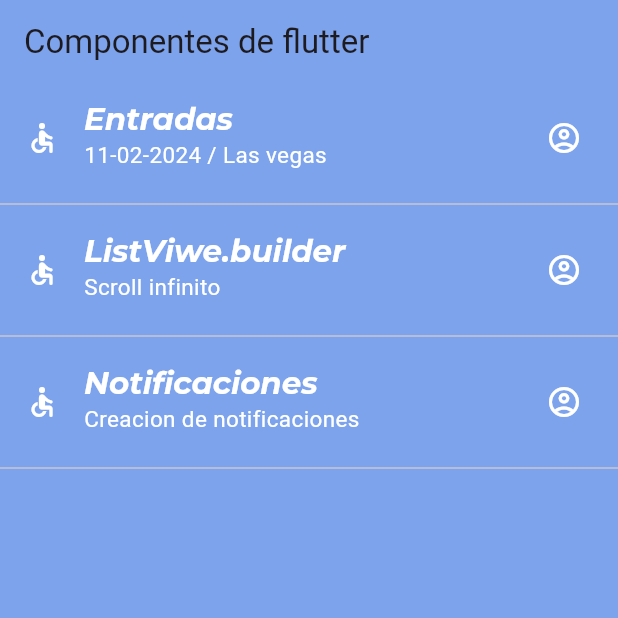
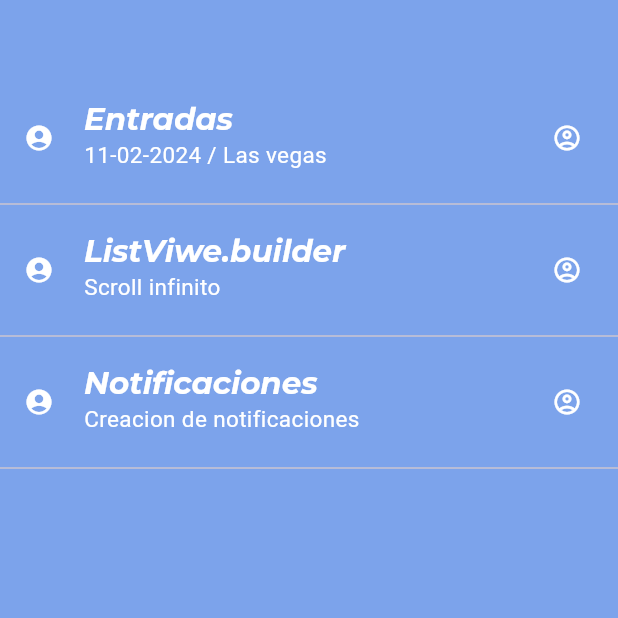
Before and after one commit to SuperExe404/componentes_flutter, a Flutter app: the screen it shows after launch, on a phone screen of 412 x 824 dp, the top half of it. Run offline on Flutter 3.47's test engine with Material 3 defaults, Android fonts, the phone set to English and light mode, and no system bars; our stand-ins replace google_fonts; Roboto replaces fonts that are missing (Abel, Acme).

```diff
--- a/lib/screens/home_screen.dart
+++ b/lib/screens/home_screen.dart
@@ -16,8 +16,10 @@ class HomeScreen extends StatelessWidget {
       body: ListView(
         children:[
           ListTile(
-            leading: const Icon(Icons.accessible_rounded,
-              color: AppTheme.chemaColor
+           leading: IconTheme(
+              data: AppTheme.lightTheme.iconTheme,
+              child: const Icon(Icons.account_circle
+              ),
             ),
             title: Text('Entradas',
               style: Theme.of(context).textTheme.headlineLarge,
@@ -37,8 +39,10 @@ class HomeScreen extends StatelessWidget {
           ),
           const Divider(),
           ListTile(
-            leading: const Icon(Icons.accessible_rounded,
-              color: AppTheme.chemaColor
+            leading: IconTheme(
+              data: AppTheme.lightTheme.iconTheme,
+              child: const Icon(Icons.account_circle
+              ),
             ),
             title: Text('ListViwe.builder',
               style: Theme.of(context).textTheme.headlineLarge,
@@ -58,8 +62,10 @@ class HomeScreen extends StatelessWidget {
           ),
           const Divider(),
           ListTile(
-            leading: const Icon(Icons.accessible_rounded,
-              color: AppTheme.chemaColor
+           leading: IconTheme(
+              data: AppTheme.lightTheme.iconTheme,
+              child: const Icon(Icons.account_circle
+              ),
             ),
             title: Text('Notificaciones',
               style: Theme.of(context).textTheme.headlineLarge,
--- a/lib/theme/app_theme.dart
+++ b/lib/theme/app_theme.dart
@@ -5,21 +5,54 @@ class AppTheme{
   // Declaracions de color
   static const mainColor = Color.fromARGB(255, 31, 31, 134);
   static const backColor = Color.fromARGB(255, 124, 163, 235);
-  static const superColor = Color.fromARGB(0, 34, 8, 83);
+  static const superColor = Color.fromARGB(0, 68, 12, 172);
   static const chemaColor = Color.fromARGB(255, 255, 255, 255);
+  static const medelColor = Color.fromARGB(0, 0, 0, 0);
 
   // Declaracion del tema claro
   static final ThemeData lightTheme = ThemeData.light().copyWith(
      scaffoldBackgroundColor: backColor,
-      appBarTheme:  const AppBarTheme(color: backColor),
+      appBarTheme: AppBarTheme(
+        color: superColor,
+        titleTextStyle: GoogleFonts.abel(
+          color:superColor,
+          fontSize: 20,
+          fontWeight: FontWeight.normal
+        ),
+      ),
+  iconTheme: const IconThemeData(
+    color: chemaColor,
+    size: 20,
+  ),
+  elevatedButtonTheme: ElevatedButtonThemeData(
+    style: ButtonStyle(
+      backgroundColor: MaterialStateProperty.all(
+        chemaColor,
+      ),
+      textStyle: MaterialStateProperty.all(
+        GoogleFonts.pacifico(color: chemaColor)
+      ),
+      foregroundColor: MaterialStateProperty.all(
+        chemaColor
+      ),
+    ),
+  ),
       textTheme: TextTheme(
         headlineLarge: GoogleFonts.montserrat(
           color: chemaColor,
           fontSize: 20.6,
           fontWeight: FontWeight.bold,
-          decorationColor: chemaColor,
+          decorationColor: superColor,
           decorationThickness: 3.0,
           fontStyle: FontStyle.italic,
+          backgroundColor: superColor,
+        ),
+        headlineMedium: GoogleFonts.montserrat(
+          color: chemaColor,
+          fontSize: 15.6,
+          fontWeight: FontWeight.bold,
+          decorationColor: superColor,
+          decorationThickness: 1.5,
         ),
         bodySmall: GoogleFonts.acme(
           color: chemaColor,
```
Also changed, not shown: lib/screens/data_screen.dart (added, +12 -0 lines), lib/screens/inputs_screens.dart (+31 -2 lines).
